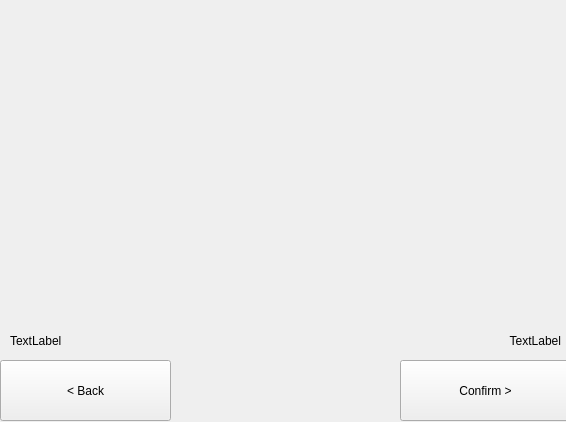
eugeniashurko/ATM, file client/client/gui/widgets/periodictransfer.ui: the form before one commit.
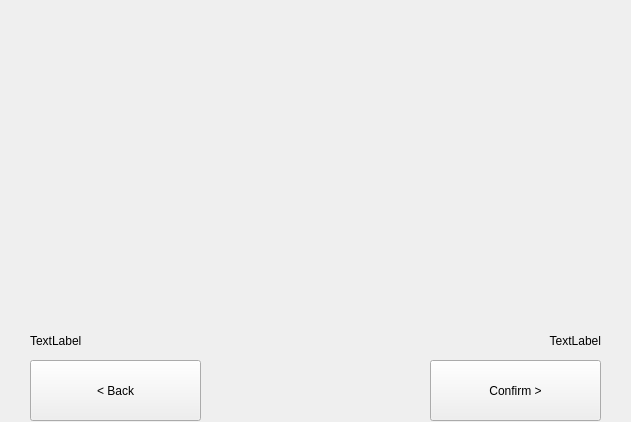
The form after the commit.

The edit to the form file:
```diff
--- a/client/client/gui/widgets/periodictransfer.ui
+++ b/client/client/gui/widgets/periodictransfer.ui
@@ -6,7 +6,7 @@
    <rect>
     <x>0</x>
     <y>0</y>
-    <width>566</width>
+    <width>631</width>
     <height>422</height>
    </rect>
   </property>
@@ -16,7 +16,7 @@
   <widget class="QWidget" name="verticalLayoutWidget">
    <property name="geometry">
     <rect>
-     <x>0</x>
+     <x>30</x>
      <y>0</y>
      <width>531</width>
      <height>31</height>
@@ -35,7 +35,7 @@
   <widget class="QWidget" name="verticalLayoutWidget_2">
    <property name="geometry">
     <rect>
-     <x>0</x>
+     <x>30</x>
      <y>30</y>
      <width>571</width>
      <height>291</height>
@@ -46,7 +46,7 @@
   <widget class="QPushButton" name="backButton">
    <property name="geometry">
     <rect>
-     <x>0</x>
+     <x>30</x>
      <y>360</y>
      <width>171</width>
      <height>61</height>
@@ -59,7 +59,7 @@
   <widget class="QPushButton" name="confirmButton">
    <property name="geometry">
     <rect>
-     <x>400</x>
+     <x>430</x>
      <y>360</y>
      <width>171</width>
      <height>61</height>
@@ -72,7 +72,7 @@
   <widget class="QWidget" name="verticalLayoutWidget_3">
    <property name="geometry">
     <rect>
-     <x>370</x>
+     <x>410</x>
      <y>320</y>
      <width>191</width>
      <height>41</height>
@@ -94,7 +94,7 @@
   <widget class="QWidget" name="verticalLayoutWidget_4">
    <property name="geometry">
     <rect>
-     <x>10</x>
+     <x>30</x>
      <y>320</y>
      <width>181</width>
      <height>41</height>
```
